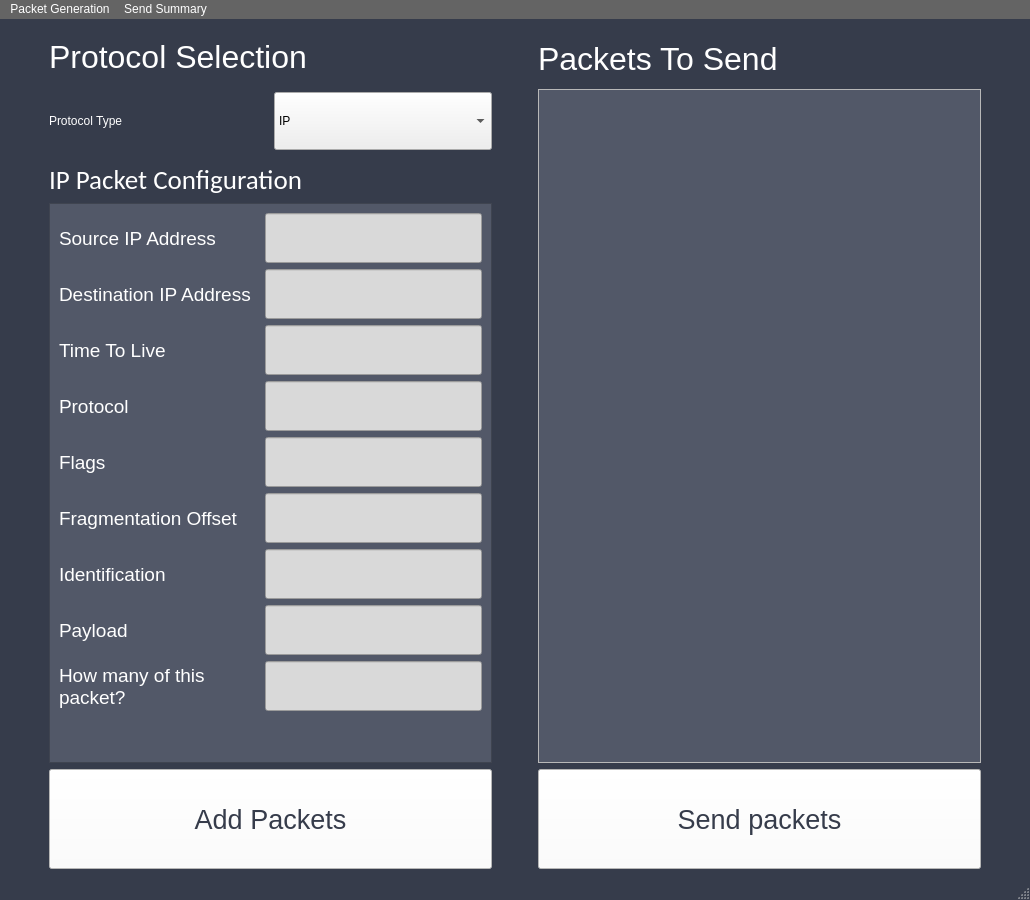
The window that app/src/ui/main.ui (MichaelHeinzman/Automatic-NPG-Interface) describes before a commit, drawn with Qt 5.
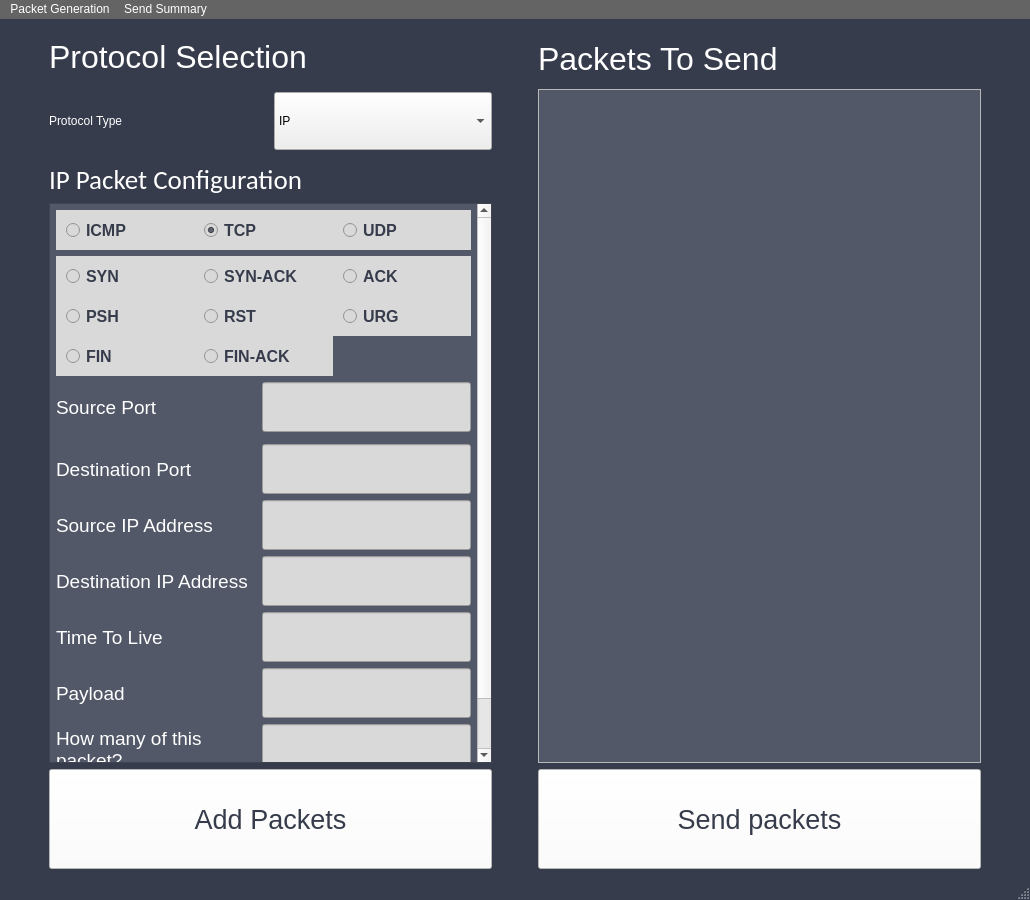
The same window after the commit. The open tabs and pages were chosen to show the change. Custom widgets are drawn as their Qt base class.

Commit message: Updated IP Packet to include types and radio buttons. Fixed IP create packet.

Diff of the .ui file:
```diff
--- a/app/src/ui/main.ui
+++ b/app/src/ui/main.ui
@@ -36,7 +36,7 @@
 	background-color: rgb(82, 88, 104);
 }
 
-QLineEdit {
+QLineEdit, QRadioButton {
             position: absolute;
             padding: 10px;
             font-family: 'Inter';
@@ -47,7 +47,8 @@
             text-align: center;
             color: #363C4B;
             background-color: rgba(217, 217, 217, 1);
-}</string>
+}
+</string>
   </property>
   <widget class="QWidget" name="centralwidget">
    <property name="styleSheet">
@@ -202,13 +203,291 @@
                    <x>0</x>
                    <y>0</y>
                    <width>410</width>
-                   <height>580</height>
+                   <height>639</height>
                   </rect>
                  </property>
                  <property name="styleSheet">
                   <string notr="true"/>
                  </property>
                  <layout class="QVBoxLayout" name="verticalLayout_9">
+                  <property name="spacing">
+                   <number>6</number>
+                  </property>
+                  <property name="leftMargin">
+                   <number>6</number>
+                  </property>
+                  <property name="topMargin">
+                   <number>6</number>
+                  </property>
+                  <property name="rightMargin">
+                   <number>6</number>
+                  </property>
+                  <property name="bottomMargin">
+                   <number>6</number>
+                  </property>
+                  <item>
+                   <layout class="QHBoxLayout" name="ip_types_radios">
+                    <property name="spacing">
+                     <number>0</number>
+                    </property>
+                    <property name="topMargin">
+                     <number>0</number>
+                    </property>
+                    <item>
+                     <widget class="QRadioButton" name="icmp_radio">
+                      <property name="text">
+                       <string>ICMP</string>
+                      </property>
+                     </widget>
+                    </item>
+                    <item>
+                     <widget class="QRadioButton" name="tcp_radio">
+                      <property name="text">
+                       <string>TCP</string>
+                      </property>
+                      <property name="checked">
+                       <bool>true</bool>
+                      </property>
+                     </widget>
+                    </item>
+                    <item>
+                     <widget class="QRadioButton" name="udp_radio">
+                      <property name="text">
+                       <string>UDP</string>
+                      </property>
+                     </widget>
+                    </item>
+                   </layout>
+                  </item>
+                  <item>
+                   <widget class="QStackedWidget" name="ip_types_stacked_widget">
+                    <property name="styleSheet">
+                     <string notr="true">
+#ip_types_stacked_widget {	
+background-color: rgba(82, 88, 104, 1);
+}</string>
+                    </property>
+                    <property name="currentIndex">
+                     <number>0</number>
+                    </property>
+                    <widget class="QWidget" name="tcp">
+                     <property name="autoFillBackground">
+                      <bool>false</bool>
+                     </property>
+                     <property name="styleSheet">
+                      <string notr="true">#page{	
+background-color: rgba(82, 88, 104, 1);
+}</string>
+                     </property>
+                     <layout class="QVBoxLayout" name="verticalLayout_5">
+                      <property name="spacing">
+                       <number>6</number>
+                      </property>
+                      <property name="leftMargin">
+                       <number>0</number>
+                      </property>
+                      <property name="topMargin">
+                       <number>0</number>
+                      </property>
+                      <property name="rightMargin">
+                       <number>0</number>
+                      </property>
+                      <property name="bottomMargin">
+                       <number>0</number>
+                      </property>
+                      <item>
+                       <layout class="QGridLayout" name="tcp_types_grid">
+                        <property name="bottomMargin">
+                         <number>0</number>
+                        </property>
+                        <property name="spacing">
+                         <number>0</number>
+                        </property>
+                        <item row="0" column="0">
+                         <widget class="QRadioButton" name="tcp_syn_radio">
+                          <property name="text">
+                           <string>SYN</string>
+                          </property>
+                         </widget>
+                        </item>
+                        <item row="3" column="0">
+                         <widget class="QRadioButton" name="tcp_fin_radio">
+                          <property name="text">
+                           <string>FIN</string>
+                          </property>
+                         </widget>
+                        </item>
+                        <item row="3" column="1">
+                         <widget class="QRadioButton" name="tcp_finack_radio">
+                          <property name="text">
+                           <string>FIN-ACK</string>
+                          </property>
+                         </widget>
+                        </item>
+                        <item row="2" column="1">
+                         <widget class="QRadioButton" name="tcp_rst_radio">
+                          <property name="text">
+                           <string>RST</string>
+                          </property>
+                         </widget>
+                        </item>
+                        <item row="0" column="1">
+                         <widget class="QRadioButton" name="tcp_synack_radio">
+                          <property name="text">
+                           <string>SYN-ACK</string>
+                          </property>
+                         </widget>
+                        </item>
+                        <item row="2" column="0">
+                         <widget class="QRadioButton" name="tcp_psh_radio">
+                          <property name="text">
+                           <string>PSH</string>
+                          </property>
+                         </widget>
+                        </item>
+                        <item row="0" column="4">
+                         <widget class="QRadioButton" name="tcp_ack_radio">
+                          <property name="text">
+                           <string>ACK</string>
+                          </property>
+                         </widget>
+                        </item>
+                        <item row="2" column="4">
+                         <widget class="QRadioButton" name="tcp_urg_radio">
+                          <property name="text">
+                           <string>URG</string>
+                          </property>
+                         </widget>
+                        </item>
+                       </layout>
+                      </item>
+                      <item>
+                       <layout class="QHBoxLayout" name="tcp_source_port">
+                        <property name="spacing">
+                         <number>6</number>
+                        </property>
+                        <item>
+                         <widget class="QLabel" name="tcp_source_port_label">
+                          <property name="minimumSize">
+                           <size>
+                            <width>200</width>
+                            <height>50</height>
+                           </size>
+                          </property>
+                          <property name="maximumSize">
+                           <size>
+                            <width>200</width>
+                            <height>50</height>
+                           </size>
+                          </property>
+                          <property name="font">
+                           <font>
+                            <pointsize>14</pointsize>
+                           </font>
+                          </property>
+                          <property name="text">
+                           <string>Source Port</string>
+                          </property>
+                          <property name="wordWrap">
+                           <bool>true</bool>
+                          </property>
+                         </widget>
+                        </item>
+                        <item>
+                         <widget class="QLineEdit" name="tcp_source_port_input">
+                          <property name="sizePolicy">
+                           <sizepolicy hsizetype="Preferred" vsizetype="Preferred">
+                            <horstretch>0</horstretch>
+                            <verstretch>0</verstretch>
+                           </sizepolicy>
+                          </property>
+                          <property name="minimumSize">
+                           <size>
+                            <width>0</width>
+                            <height>50</height>
+                           </size>
+                          </property>
+                          <property name="maximumSize">
+                           <size>
+                            <width>250</width>
+                            <height>50</height>
+                           </size>
+                          </property>
+                          <property name="styleSheet">
+                           <string notr="true"/>
+                          </property>
+                         </widget>
+                        </item>
+                       </layout>
+                      </item>
+                      <item>
+                       <layout class="QHBoxLayout" name="tcp_destination_port">
+                        <property name="spacing">
+                         <number>6</number>
+                        </property>
+                        <property name="topMargin">
+                         <number>6</number>
+                        </property>
+                        <item>
+                         <widget class="QLabel" name="tcp_destination_port_label">
+                          <property name="minimumSize">
+                           <size>
+                            <width>200</width>
+                            <height>50</height>
+                           </size>
+                          </property>
+                          <property name="maximumSize">
+                           <size>
+                            <width>200</width>
+                            <height>50</height>
+                           </size>
+                          </property>
+                          <property name="font">
+                           <font>
+                            <pointsize>14</pointsize>
+                           </font>
+                          </property>
+                          <property name="text">
+                           <string>Destination Port</string>
+                          </property>
+                          <property name="wordWrap">
+                           <bool>true</bool>
+                          </property>
+                         </widget>
+                        </item>
+                        <item>
+                         <widget class="QLineEdit" name="tcp_destination_port_input">
+                          <property name="sizePolicy">
+                           <sizepolicy hsizetype="Preferred" vsizetype="Preferred">
+                            <horstretch>0</horstretch>
+                            <verstretch>0</verstretch>
+                           </sizepolicy>
+                          </property>
+                          <property name="minimumSize">
+                           <size>
+                            <width>0</width>
+                            <height>50</height>
+                           </size>
+                          </property>
+                          <property name="maximumSize">
+                           <size>
+                            <width>250</width>
+                            <height>50</height>
+                           </size>
+                          </property>
+                          <property name="styleSheet">
+                           <string notr="true"/>
+                          </property>
+                         </widget>
+                        </item>
+                       </layout>
+                      </item>
+                     </layout>
+                    </widget>
+                    <widget class="QWidget" name="icmp"/>
+                    <widget class="QWidget" name="udp"/>
+                   </widget>
+                  </item>
                   <item>
                    <layout class="QHBoxLayout" name="source_ip_address_layout">
                     <item>
@@ -380,232 +659,11 @@
                     </item>
                    </layout>
                   </item>
-                  <item>
-                   <layout class="QHBoxLayout" name="protocol_ip_layout">
-                    <item>
-                     <widget class="QLabel" name="protocol_ip_label">
-                      <property name="minimumSize">
-                       <size>
-                        <width>200</width>
-                        <height>50</height>
-                       </size>
-                      </property>
-                      <property name="maximumSize">
-                       <size>
-                        <width>200</width>
-                        <height>50</height>
-                       </size>
-                      </property>
-                      <property name="font">
-                       <font>
-                        <pointsize>14</pointsize>
-                       </font>
-                      </property>
-                      <property name="text">
-                       <string>Protocol</string>
-                      </property>
-                      <property name="wordWrap">
-                       <bool>true</bool>
-                      </property>
-                     </widget>
-                    </item>
-                    <item>
-                     <widget class="NumberLineEdit" name="protocol_ip_input">
-                      <property name="sizePolicy">
-                       <sizepolicy hsizetype="Preferred" vsizetype="Preferred">
-                        <horstretch>0</horstretch>
-                        <verstretch>0</verstretch>
-                       </sizepolicy>
-                      </property>
-                      <property name="minimumSize">
-                       <size>
-                        <width>0</width>
-                        <height>50</height>
-                       </size>
-                      </property>
-                      <property name="maximumSize">
-                       <size>
-                        <width>250</width>
-                        <height>16777215</height>
-                       </size>
-                      </property>
-                      <property name="styleSheet">
-                       <string notr="true"/>
-                      </property>
-                     </widget>
-                    </item>
-                   </layout>
-                  </item>
-                  <item>
-                   <layout class="QHBoxLayout" name="flags_ip_layout">
-                    <item>
-                     <widget class="QLabel" name="flags_ip_label">
-                      <property name="minimumSize">
-                       <size>
-                        <width>200</width>
-                        <height>50</height>
-                       </size>
-                      </property>
-                      <property name="maximumSize">
-                       <size>
-                        <width>200</width>
-                        <height>50</height>
-                       </size>
-                      </property>
-                      <property name="font">
-                       <font>
-                        <pointsize>14</pointsize>
-                       </font>
-                      </property>
-                      <property name="text">
-                       <string>Flags</string>
-                      </property>
-                      <property name="wordWrap">
-                       <bool>true</bool>
-                      </property>
-                     </widget>
-                    </item>
-                    <item>
-                     <widget class="NumberLineEdit" name="flags_ip_input">
-                      <property name="sizePolicy">
-                       <sizepolicy hsizetype="Preferred" vsizetype="Preferred">
-                        <horstretch>0</horstretch>
-                        <verstretch>0</verstretch>
-                       </sizepolicy>
-                      </property>
-                      <property name="minimumSize">
-                       <size>
-                        <width>0</width>
-                        <height>50</height>
-                       </size>
-                      </property>
-                      <property name="maximumSize">
-                       <size>
-                        <width>250</width>
-                        <height>16777215</height>
-                       </size>
-                      </property>
-                      <property name="styleSheet">
-                       <string notr="true"/>
-                      </property>
-                     </widget>
-                    </item>
-                   </layout>
-                  </item>
-                  <item>
-                   <layout class="QHBoxLayout" name="fragmentation_offset_ip_layout">
-                    <item>
-                     <widget class="QLabel" name="fragmentation_offset_ip_label">
-                      <property name="minimumSize">
-                       <size>
-                        <width>200</width>
-                        <height>50</height>
-                       </size>
-                      </property>
-                      <property name="maximumSize">
-                       <size>
-                        <width>200</width>
-                        <height>50</height>
-                       </size>
-                      </property>
-                      <property name="font">
-                       <font>
-                        <pointsize>14</pointsize>
-                       </font>
-                      </property>
-                      <property name="text">
-                       <string>Fragmentation Offset</string>
-                      </property>
-                      <property name="wordWrap">
-                       <bool>true</bool>
-                      </property>
-                     </widget>
-                    </item>
-                    <item>
-                     <widget class="NumberLineEdit" name="fragmentation_offset_ip_input">
-                      <property name="sizePolicy">
-                       <sizepolicy hsizetype="Preferred" vsizetype="Preferred">
-                        <horstretch>0</horstretch>
-                        <verstretch>0</verstretch>
-                       </sizepolicy>
-                      </property>
-                      <property name="minimumSize">
-                       <size>
-                        <width>0</width>
-                        <height>50</height>
-                       </size>
-                      </property>
-                      <property name="maximumSize">
-                       <size>
-                        <width>250</width>
-                        <height>16777215</height>
-                       </size>
-                      </property>
-                      <property name="styleSheet">
-                       <string notr="true"/>
-                      </property>
-                     </widget>
-                    </item>
-                   </layout>
-                  </item>
-                  <item>
-                   <layout class="QHBoxLayout" name="identification_ip_layout">
-                    <item>
-                     <widget class="QLabel" name="identification_ip_label">
-                      <property name="minimumSize">
-                       <size>
-                        <width>200</width>
-                        <height>50</height>
-                       </size>
-                      </property>
-                      <property name="maximumSize">
-                       <size>
-                        <width>200</width>
-                        <height>50</height>
-                       </size>
-                      </property>
-                      <property name="font">
-                       <font>
-                        <pointsize>14</pointsize>
-                       </font>
-                      </property>
-                      <property name="text">
-                       <string>Identification</string>
-                      </property>
-                      <property name="wordWrap">
-                       <bool>true</bool>
-                      </property>
-                     </widget>
-                    </item>
-                    <item>
-                     <widget class="NumberLineEdit" name="identification_ip_input">
-                      <property name="sizePolicy">
-                       <sizepolicy hsizetype="Preferred" vsizetype="Preferred">
-                        <horstretch>0</horstretch>
-                        <verstretch>0</verstretch>
-                       </sizepolicy>
-                      </property>
-                      <property name="minimumSize">
-                       <size>
-                        <width>0</width>
-                        <height>50</height>
-                       </size>
-                      </property>
-                      <property name="maximumSize">
-                       <size>
-                        <width>250</width>
-                        <height>16777215</height>
-                       </size>
-                      </property>
-                      <property name="styleSheet">
-                       <string notr="true"/>
-                      </property>
-                     </widget>
-                    </item>
-                   </layout>
-                  </item>
                   <item>
                    <layout class="QHBoxLayout" name="ip_payload_layout">
+                    <property name="spacing">
+                     <number>6</number>
+                    </property>
                     <item>
                      <widget class="QLabel" name="ip_payload_label">
                       <property name="minimumSize">
@@ -650,7 +708,7 @@
                       <property name="maximumSize">
                        <size>
                         <width>250</width>
-                        <height>16777215</height>
+                        <height>50</height>
                        </size>
                       </property>
                       <property name="styleSheet">
```
Left out of the diff: 8 changed lines with no effect on the pictures. The commit also changes 11 other files.
